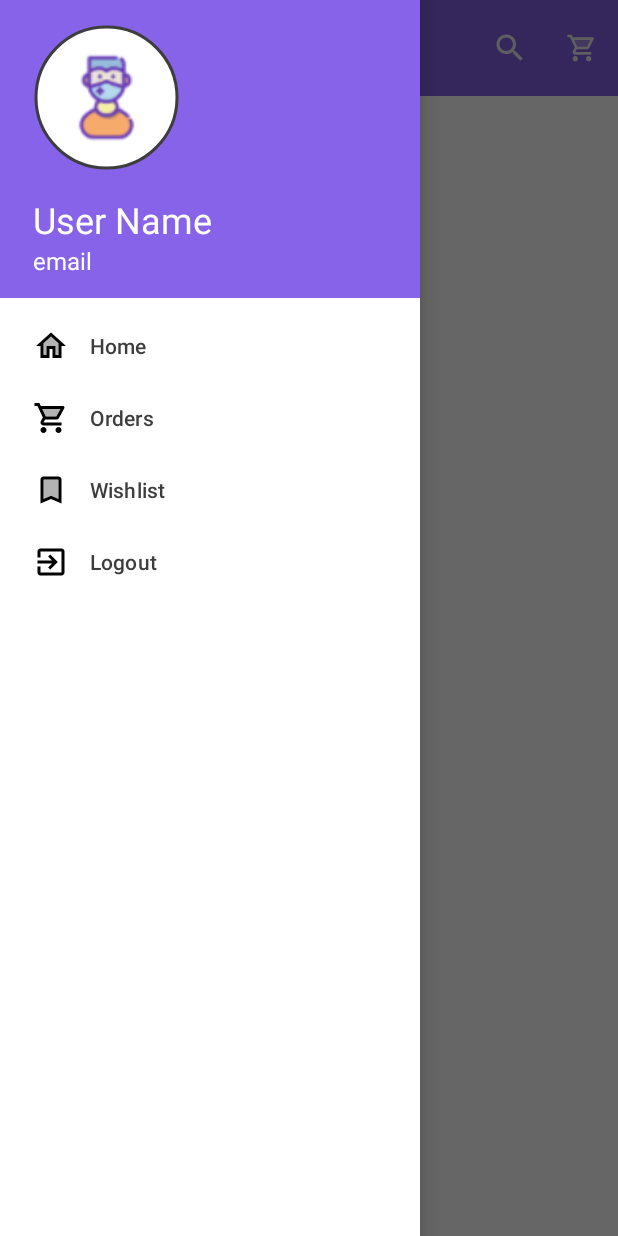
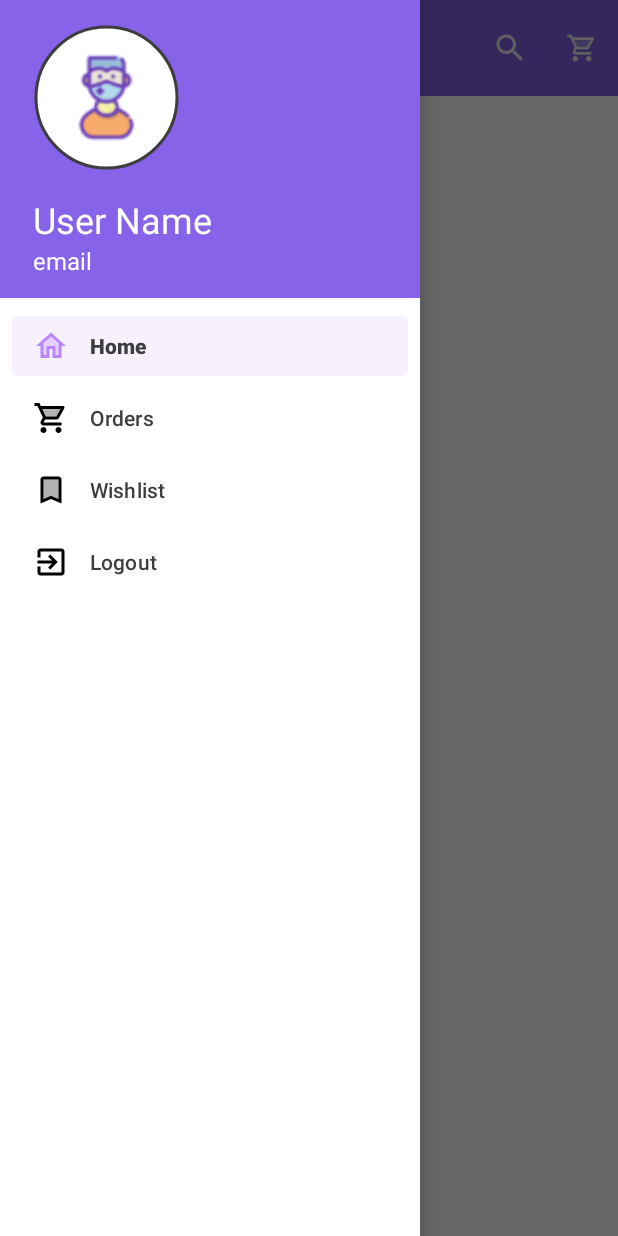
Before and after one commit to uncannyRishabh/Shopping_App, an Android app: the screen it shows after launch once a user with an empty profile is signed in (DashboardActivity), with the side drawer open, on a phone screen of 412 x 824 dp. Run offline under Robolectric (Android 15) with nearby library versions, the phone set to English and light mode, and no system bars; our stand-ins replace Firebase (no records; nobody signed in at launch, a user with empty details on screens opened directly); Roboto replaces fonts that are not available here.

Commit message:
-added navigation graph -various improvements

```diff
--- a/app/src/main/java/com/cse/shoppingapp/DashboardActivity.java
+++ b/app/src/main/java/com/cse/shoppingapp/DashboardActivity.java
@@ -3,9 +3,11 @@ package com.cse.shoppingapp;
 import android.annotation.SuppressLint;
 import android.content.Intent;
 import android.os.Bundle;
+import android.util.Log;
 import android.view.MenuItem;
 import android.view.View;
 import android.widget.ImageView;
+import android.widget.TextView;
 
 import androidx.annotation.NonNull;
 import androidx.annotation.Nullable;
@@ -13,17 +15,33 @@ import androidx.appcompat.app.AppCompatActivity;
 import androidx.appcompat.widget.Toolbar;
 import androidx.core.view.GravityCompat;
 import androidx.drawerlayout.widget.DrawerLayout;
+import androidx.fragment.app.Fragment;
+import androidx.fragment.app.FragmentManager;
 
 import com.google.android.material.imageview.ShapeableImageView;
 import com.google.android.material.navigation.NavigationView;
 import com.google.firebase.auth.FirebaseAuth;
+import com.google.firebase.auth.FirebaseUser;
+
+import java.util.List;
 
 public class DashboardActivity extends AppCompatActivity {
+    private static final String TAG = "DashboardActivity";
     private FirebaseAuth mAuth;
+    private Toolbar toolbar;
     private DrawerLayout drawerLayout;
     private NavigationView navigationView;
     private ShapeableImageView nav_icon;
-    private ImageView search, cart;
+    private ImageView search, cart, nav_header_profile;
+    private TextView nav_header_heading,nav_header_subtitle;
+
+    private Runnable hide_toolbar_item_for_cartview = new Runnable() {
+        @Override
+        public void run() {
+            toolbar.findViewById(R.id.dash_search_icon).setVisibility(View.INVISIBLE);
+            toolbar.findViewById(R.id.dash_end_icon2).setVisibility(View.INVISIBLE);
+        }
+    };
 
     @Override
     protected void onStart() {
@@ -37,11 +55,11 @@ public class DashboardActivity extends AppCompatActivity {
         super.onCreate(savedInstanceState);
         setContentView(R.layout.activity_dashboard);
 
-        Toolbar toolbar = findViewById(R.id.dash_toolbar);
+        toolbar = findViewById(R.id.dash_toolbar);
         setSupportActionBar(toolbar);
 
         getSupportFragmentManager().beginTransaction()
-                .replace(R.id.frag_container,home_frag.class,null,null)
+                .replace(R.id.frag_container,home_frag.class,null,"home")
                 .commit();
 
         drawerLayout = findViewById(R.id.drawer_layout);
@@ -49,6 +67,29 @@ public class DashboardActivity extends AppCompatActivity {
         search = findViewById(R.id.dash_search_icon);
         cart = findViewById(R.id.dash_end_icon2);
         nav_icon = findViewById(R.id.dash_navigation_icon);
+        nav_header_profile = navigationView.getHeaderView(0).findViewById(R.id.header_icon);
+        nav_header_heading = navigationView.getHeaderView(0).findViewById(R.id.header_heading);
+        nav_header_subtitle = navigationView.getHeaderView(0).findViewById(R.id.header_subtitle);
+
+        mAuth = FirebaseAuth.getInstance();
+        FirebaseUser currentUser = mAuth.getCurrentUser();
+        if(currentUser==null){
+            nav_header_heading.setText("Click here to login");
+            nav_header_subtitle.setText("Click here to signup");
+
+            nav_header_heading.setOnClickListener(new View.OnClickListener() {
+                @Override
+                public void onClick(View v) {
+                    //redirect to login
+                }
+            });
+            nav_header_subtitle.setOnClickListener(new View.OnClickListener() {
+                @Override
+                public void onClick(View v) {
+                    //redirect to signup
+                }
+            });
+        }
 
     }
 
@@ -77,19 +118,21 @@ public class DashboardActivity extends AppCompatActivity {
                         getSupportFragmentManager().beginTransaction()
                                 .replace(R.id.frag_container,home_frag.class,null,null)
                                 .commit();
-                        drawerLayout.close();
+                        Log.e(TAG, "onBackPressed: "+getSupportFragmentManager().getBackStackEntryCount());
                         break;
                     case R.id.item2:
                         getSupportFragmentManager().beginTransaction()
                                 .replace(R.id.frag_container,orders_frag.class,null,null)
+                                .addToBackStack(null)
                                 .commit();
-                        drawerLayout.close();
+                        Log.e(TAG, "onBackPressed: "+getSupportFragmentManager().getBackStackEntryCount());
                         break;
                     case R.id.item3:
                         getSupportFragmentManager().beginTransaction()
                                 .replace(R.id.frag_container,wishlist_frag.class,null,null)
+                                .addToBackStack(null)
                                 .commit();
-                        drawerLayout.close();
+                        Log.e(TAG, "onBackPressed: "+getSupportFragmentManager().getBackStackEntryCount());
                         break;
                     case R.id.item4:
                         mAuth.signOut();
@@ -97,7 +140,8 @@ public class DashboardActivity extends AppCompatActivity {
                         startActivity(i1);
                         break;
                 }
-                return false;
+                drawerLayout.close();
+                return true;
             }
         });
 
@@ -113,7 +157,10 @@ public class DashboardActivity extends AppCompatActivity {
             public void onClick(View v) {
                 getSupportFragmentManager().beginTransaction()
                         .replace(R.id.frag_container,cart_frag.class,null,null)
+                        .addToBackStack(null)
+
                         .commit();
+                Log.e(TAG, "onBackPressed: "+getSupportFragmentManager().getBackStackEntryCount());
             }
         });
 
@@ -121,7 +168,11 @@ public class DashboardActivity extends AppCompatActivity {
 
     @Override
     public void onBackPressed() {
-        super.onBackPressed();
-        finishAffinity();
+        Fragment fragment = getSupportFragmentManager().findFragmentByTag("home");
+        if (drawerLayout.isDrawerOpen(GravityCompat.START)) {
+            drawerLayout.closeDrawer(GravityCompat.START);
+        } else if (fragment != null && fragment.isVisible()) {
+            finishAffinity();
+        } else super.onBackPressed();
     }
 }
--- a/app/src/main/java/com/cse/shoppingapp/LoginActivity.java
+++ b/app/src/main/java/com/cse/shoppingapp/LoginActivity.java
@@ -54,8 +54,8 @@ public class LoginActivity extends AppCompatActivity {
     }
 
     private boolean validateFields() {
-        return !Objects.equals(email.getEditText().getText(), null) &&
-                !Objects.equals(password.getEditText().getText(), null);
+        return !Objects.equals(email.getEditText().getText().toString(), "") &&
+                !Objects.equals(password.getEditText().getText().toString(), "");
     }
 
     private void login_user() {
--- a/app/src/main/java/com/cse/shoppingapp/RegisterActivity.java
+++ b/app/src/main/java/com/cse/shoppingapp/RegisterActivity.java
@@ -54,9 +54,9 @@ public class RegisterActivity extends AppCompatActivity {
     }
 
     private boolean validate_fields() {
-        if(!Objects.equals(email.getEditText().getText(),null) &&
-                !Objects.equals(password.getEditText().getText(),null) &&
-                !Objects.equals(name.getEditText().getText(),null)){
+        if(!Objects.equals(email.getEditText().getText().toString(),"") &&
+                !Objects.equals(password.getEditText().getText().toString(),"") &&
+                !Objects.equals(name.getEditText().getText().toString(),"")){
             if(password.getEditText().getText().toString().length()>8){
                 return true;
             }
--- a/app/src/main/java/com/cse/shoppingapp/WelcomeActivity.java
+++ b/app/src/main/java/com/cse/shoppingapp/WelcomeActivity.java
@@ -4,6 +4,7 @@ import android.annotation.SuppressLint;
 import android.app.ActivityOptions;
 import android.content.Intent;
 import android.os.Bundle;
+import android.os.Handler;
 import android.util.Pair;
 import android.view.View;
 import android.view.animation.AccelerateDecelerateInterpolator;
@@ -48,8 +49,13 @@ public class WelcomeActivity extends AppCompatActivity implements View.OnClickLi
         FirebaseUser currentUser = mAuth.getCurrentUser();
 
         if(currentUser!=null){
-            Intent i1 = new Intent(WelcomeActivity.this, DashboardActivity.class);
-            startActivity(i1);
+            new Handler(getMainLooper()).postDelayed(new Runnable() {
+                @Override
+                public void run() {
+                    Intent i1 = new Intent(WelcomeActivity.this, DashboardActivity.class);
+                    startActivity(i1);
+                }
+            },800);
         }
     }
 
--- a/app/src/main/java/com/cse/shoppingapp/home_frag.java
+++ b/app/src/main/java/com/cse/shoppingapp/home_frag.java
@@ -8,57 +8,28 @@ import android.view.LayoutInflater;
 import android.view.View;
 import android.view.ViewGroup;
 
-/**
- * A simple {@link Fragment} subclass.
- * Use the {@link home_frag#newInstance} factory method to
- * create an instance of this fragment.
- */
 public class home_frag extends Fragment {
-
-    // TODO: Rename parameter arguments, choose names that match
-    // the fragment initialization parameters, e.g. ARG_ITEM_NUMBER
-    private static final String ARG_PARAM1 = "param1";
-    private static final String ARG_PARAM2 = "param2";
-
-    // TODO: Rename and change types of parameters
-    private String mParam1;
-    private String mParam2;
 
     public home_frag() {
         // Required empty public constructor
     }
 
-    /**
-     * Use this factory method to create a new instance of
-     * this fragment using the provided parameters.
-     *
-     * @param param1 Parameter 1.
-     * @param param2 Parameter 2.
-     * @return A new instance of fragment home_frag.
-     */
-    // TODO: Rename and change types and number of parameters
     public static home_frag newInstance(String param1, String param2) {
         home_frag fragment = new home_frag();
-        Bundle args = new Bundle();
-        args.putString(ARG_PARAM1, param1);
-        args.putString(ARG_PARAM2, param2);
-        fragment.setArguments(args);
         return fragment;
     }
 
     @Override
     public void onCreate(Bundle savedInstanceState) {
         super.onCreate(savedInstanceState);
-        if (getArguments() != null) {
-            mParam1 = getArguments().getString(ARG_PARAM1);
-            mParam2 = getArguments().getString(ARG_PARAM2);
-        }
+
     }
 
     @Override
     public View onCreateView(LayoutInflater inflater, ViewGroup container,
                              Bundle savedInstanceState) {
-        // Inflate the layout for this fragment
         return inflater.inflate(R.layout.fragment_home_frag, container, false);
     }
+
+
 }
--- a/app/src/main/res/layout/activity_dashboard.xml
+++ b/app/src/main/res/layout/activity_dashboard.xml
@@ -82,7 +82,9 @@
             android:id="@+id/frag_container"
             android:layout_width="match_parent"
             android:layout_height="match_parent"
-            android:layout_below="@+id/dash_toolbar" />
+            android:layout_below="@+id/dash_toolbar"
+            app:defaultNavHost="true"
+            app:navGraph="@navigation/navigation" />
     </RelativeLayout>
 
     <com.google.android.material.navigation.NavigationView
--- a/app/src/main/res/layout/navigation_header.xml
+++ b/app/src/main/res/layout/navigation_header.xml
@@ -12,23 +12,22 @@
         android:layout_height="98dp"
         android:layout_marginHorizontal="22dp"
         android:layout_marginVertical="16dp"
+        android:background="@color/white"
         android:padding="2dp"
-        android:background="@color/white"
+        android:src="@drawable/ic_appbar_icon"
         app:shapeAppearance="@style/circularImageView"
         app:strokeColor="@color/lestBlack"
-        app:strokeWidth="2dp"
-        android:src="@drawable/ic_appbar_icon"
-        />
+        app:strokeWidth="2dp" />
+
     <TextView
         android:id="@+id/header_heading"
         android:layout_width="wrap_content"
         android:layout_height="wrap_content"
+        android:layout_below="@id/header_icon"
+        android:layout_marginHorizontal="22dp"
         android:text="User Name"
         android:textColor="@color/white"
-        android:textSize="24dp"
-        android:layout_marginHorizontal="22dp"
-        android:layout_below="@id/header_icon"
-        />
+        android:textSize="24dp" />
     <TextView
         android:id="@+id/header_subtitle"
         android:layout_width="wrap_content"
--- a/app/src/main/res/menu/navigation_drawer.xml
+++ b/app/src/main/res/menu/navigation_drawer.xml
@@ -8,6 +8,7 @@
         <item
             android:id="@+id/item1"
             android:icon="@drawable/ic_m_home"
+            android:checked="true"
             android:title="Home" />
         <item
             android:id="@+id/item2"
--- /dev/null
+++ b/app/src/main/res/navigation/navigation.xml
@@ -0,0 +1,44 @@
+<?xml version="1.0" encoding="utf-8"?>
+<navigation xmlns:android="http://schemas.android.com/apk/res/android"
+    xmlns:app="http://schemas.android.com/apk/res-auto"
+    xmlns:tools="http://schemas.android.com/tools"
+    android:id="@+id/navigation"
+    app:startDestination="@id/home_frag">
+
+    <fragment
+        android:id="@+id/home_frag"
+        android:name="com.cse.shoppingapp.home_frag"
+        android:label="fragment_home_frag"
+        tools:layout="@layout/fragment_home_frag" >
+        <action
+            android:id="@+id/action_home_frag_to_orders_frag"
+            app:destination="@id/orders_frag"
+            app:enterAnim="@android:anim/slide_in_left"
+            app:exitAnim="@android:anim/slide_out_right" />
+        <action
+            android:id="@+id/action_home_frag_to_cart_frag"
+            app:destination="@id/cart_frag"
+            app:enterAnim="@android:anim/slide_in_left"
+            app:exitAnim="@android:anim/slide_out_right" />
+        <action
+            android:id="@+id/action_home_frag_to_wishlist_frag"
+            app:destination="@id/wishlist_frag"
+            app:enterAnim="@android:anim/slide_in_left"
+            app:exitAnim="@android:anim/slide_out_right" />
+    </fragment>
+    <fragment
+        android:id="@+id/orders_frag"
+        android:name="com.cse.shoppingapp.orders_frag"
+        android:label="fragment_orders_frag"
+        tools:layout="@layout/fragment_orders_frag" />
+    <fragment
+        android:id="@+id/wishlist_frag"
+        android:name="com.cse.shoppingapp.wishlist_frag"
+        android:label="fragment_wishlist_frag"
+        tools:layout="@layout/fragment_wishlist_frag" />
+    <fragment
+        android:id="@+id/cart_frag"
+        android:name="com.cse.shoppingapp.cart_frag"
+        android:label="fragment_cart_frag"
+        tools:layout="@layout/fragment_cart_frag" />
+</navigation>
```
